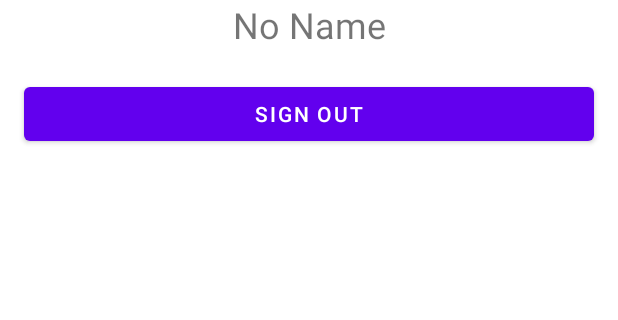
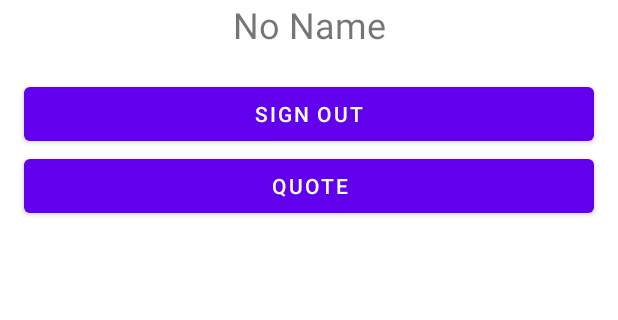
Before and after one commit to puspawahyuningtias/-IF06SC1-18102137-PUSPA-WAHYUNINGTIAS-, an Android app: the screen it shows after launch once a user with an empty profile is signed in (MainActivity), on a phone screen of 412 x 824 dp, the part 348-668 px from its top. Run offline under Robolectric (Android 15) with nearby library versions, the phone set to English and light mode, and no system bars; our stand-ins replace Firebase (no records; nobody signed in at launch, a user with empty details on screens opened directly).

Commit message:
Menambahkan tombol Quote

```diff
--- a/Praktikum11/app/src/main/java/com/puspawahyuningtias_18102137/praktikum11/MainActivity.kt
+++ b/Praktikum11/app/src/main/java/com/puspawahyuningtias_18102137/praktikum11/MainActivity.kt
@@ -55,6 +55,7 @@ class MainActivity : AppCompatActivity(), View.OnClickListener {
         }
         binding.btnSignOut.setOnClickListener(this)
         binding.btnEmailVerify.setOnClickListener(this)
+        binding.btnDashboardQuote.setOnClickListener(this)
     }
     override fun onClick(v: View) {
         when (v.id) {
@@ -63,6 +64,10 @@ class MainActivity : AppCompatActivity(), View.OnClickListener {
             }
             R.id.btnEmailVerify -> {
                 sendEmailVerification()
+            }
+            R.id.btnDashboardQuote ->{
+                val intent = Intent(this@MainActivity, DashboardQuoteActivity::class.java)
+                startActivity(intent)
             }
         }
     }
--- a/Praktikum11/app/src/main/res/layout/activity_main.xml
+++ b/Praktikum11/app/src/main/res/layout/activity_main.xml
@@ -69,4 +69,13 @@
         app:layout_constraintStart_toStartOf="parent"
         app:layout_constraintTop_toBottomOf="@+id/btnEmailVerify" />
 
+    <Button
+        android:id="@+id/btnDashboardQuote"
+        android:layout_width="0dp"
+        android:layout_height="wrap_content"
+        android:text="@string/quote"
+        app:layout_constraintEnd_toEndOf="@+id/btnSignOut"
+        app:layout_constraintStart_toStartOf="@+id/btnSignOut"
+        app:layout_constraintTop_toBottomOf="@+id/btnSignOut" />
+
 </androidx.constraintlayout.widget.ConstraintLayout>
```
